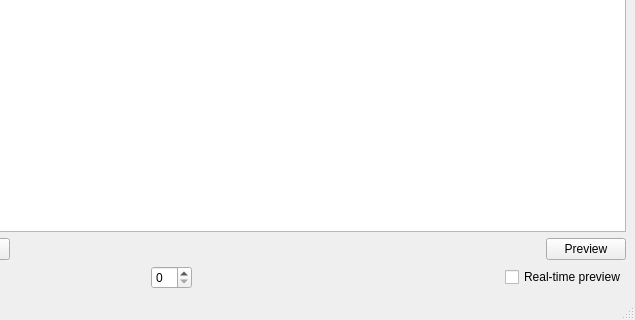
First picture: the form in ui/mainwindow.ui, repository pop123123123/SentenceMixingMaker, before the edit; both pictures show x 165 to 800 and y 280 to 600 of the 800 by 600 pixel window.
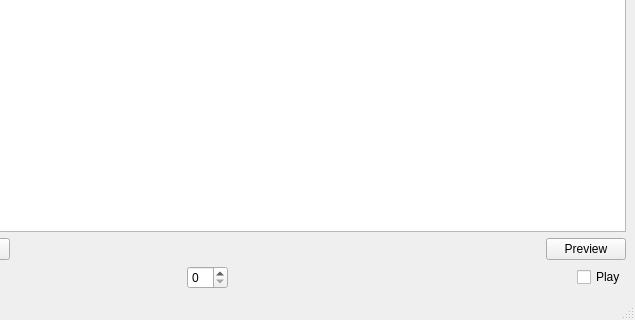
Second picture: the form after the edit.

Commit message: Change checkbox name

```diff
--- a/ui/mainwindow.ui
+++ b/ui/mainwindow.ui
@@ -152,7 +152,7 @@
       <item>
        <widget class="QCheckBox" name="preview_checkBox">
         <property name="text">
-         <string>Real-time preview</string>
+         <string>Play</string>
         </property>
        </widget>
       </item>
```
Left out of the diff: 2 changed lines with no effect on the pictures. The commit also changes 1 other file.
